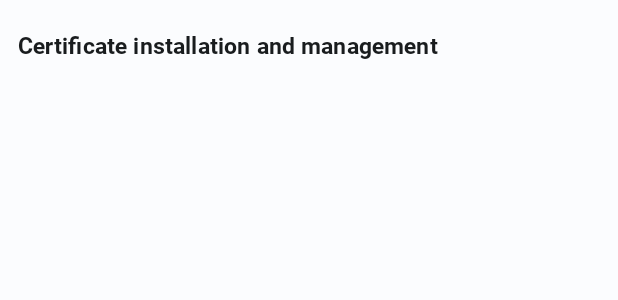
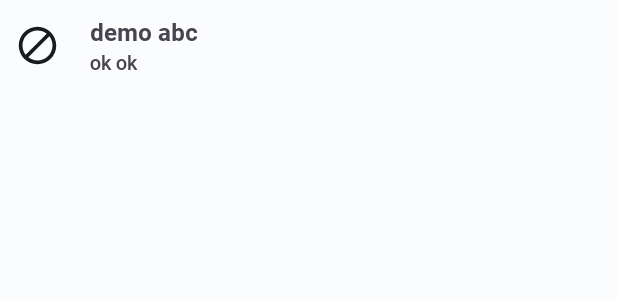
Before and after one commit to VuNgN/Delegation_app_android, an Android app: the layout item_delegated_scope.xml on its own in the app's theme, with its tools: preview values and no code run, on a phone screen of 412 x 824 dp. Shown: the top 300 px of the screen. Run offline under Robolectric (Android 15) with nearby library versions, the phone set to English and light mode, and no system bars.

Commit message:
Implement: item_delegated_scope.xml, icons and binding adapter

```diff
--- a/app/src/main/java/com/vti/android/delegatedscopemanagement/testapp/data/pojo/ScopeData.kt
+++ b/app/src/main/java/com/vti/android/delegatedscopemanagement/testapp/data/pojo/ScopeData.kt
@@ -2,4 +2,4 @@ package com.vti.android.delegatedscopemanagement.testapp.data.pojo
 
 import android.graphics.drawable.Drawable
 
-data class ScopeData(val title: String, val icon: Drawable, val delegationValue: ScopeType)
+data class ScopeData(val title: String, val icon: Drawable, val delegationValue: ScopeType, val state: Boolean)
--- a/app/src/main/res/drawable/ic_round_block_24.xml
+++ b/app/src/main/res/drawable/ic_round_block_24.xml
@@ -1,5 +1,10 @@
-<vector android:height="24dp" android:tint="#000000"
-    android:viewportHeight="24" android:viewportWidth="24"
-    android:width="24dp" xmlns:android="http://schemas.android.com/apk/res/android">
-    <path android:fillColor="@android:color/white" android:pathData="M12,2C6.48,2 2,6.48 2,12s4.48,10 10,10 10,-4.48 10,-10S17.52,2 12,2zM4,12c0,-4.42 3.58,-8 8,-8 1.85,0 3.55,0.63 4.9,1.69L5.69,16.9C4.63,15.55 4,13.85 4,12zM12,20c-1.85,0 -3.55,-0.63 -4.9,-1.69L18.31,7.1C19.37,8.45 20,10.15 20,12c0,4.42 -3.58,8 -8,8z"/>
+<vector xmlns:android="http://schemas.android.com/apk/res/android"
+    android:width="24dp"
+    android:height="24dp"
+    android:tint="?attr/colorOnSurface"
+    android:viewportWidth="24"
+    android:viewportHeight="24">
+    <path
+        android:fillColor="?attr/colorOnSurface"
+        android:pathData="M12,2C6.48,2 2,6.48 2,12s4.48,10 10,10 10,-4.48 10,-10S17.52,2 12,2zM4,12c0,-4.42 3.58,-8 8,-8 1.85,0 3.55,0.63 4.9,1.69L5.69,16.9C4.63,15.55 4,13.85 4,12zM12,20c-1.85,0 -3.55,-0.63 -4.9,-1.69L18.31,7.1C19.37,8.45 20,10.15 20,12c0,4.42 -3.58,8 -8,8z" />
 </vector>
--- a/app/src/main/res/drawable/round_workspace_premium_24.xml
+++ b/app/src/main/res/drawable/round_workspace_premium_24.xml
@@ -3,8 +3,8 @@
     android:height="24dp"
     android:viewportWidth="24"
     android:viewportHeight="24"
-    android:tint="?attr/colorControlNormal">
+    android:tint="?attr/colorOnSurface">
   <path
-      android:fillColor="@android:color/black"
+      android:fillColor="?attr/colorOnSurface"
       android:pathData="M10.92,12.75L12,11.93l1.07,0.81c0.39,0.29 0.92,-0.08 0.78,-0.55l-0.42,-1.36l1.2,-0.95C15,9.6 14.79,9 14.31,9h-1.4l-0.43,-1.34c-0.15,-0.46 -0.8,-0.46 -0.95,0L11.09,9H9.68C9.21,9 9,9.6 9.37,9.89l1.19,0.95l-0.42,1.36C10,12.67 10.53,13.04 10.92,12.75zM6,21.61c0,0.68 0.67,1.16 1.32,0.95L12,21l4.68,1.56C17.33,22.78 18,22.3 18,21.61v-6.33c1.24,-1.41 2,-3.25 2,-5.28c0,-4.42 -3.58,-8 -8,-8s-8,3.58 -8,8c0,2.03 0.76,3.87 2,5.28V21.61zM12,4c3.31,0 6,2.69 6,6s-2.69,6 -6,6s-6,-2.69 -6,-6S8.69,4 12,4z"/>
 </vector>
--- a/app/src/main/res/layout/item_delegated_scope.xml
+++ b/app/src/main/res/layout/item_delegated_scope.xml
@@ -1,26 +1,66 @@
-<?xml version="1.0" encoding="utf-8"?>
-<LinearLayout xmlns:android="http://schemas.android.com/apk/res/android"
+<?xml version="1.0" encoding="utf-8"?><!--<LinearLayout xmlns:android="http://schemas.android.com/apk/res/android"-->
+<layout xmlns:android="http://schemas.android.com/apk/res/android"
     xmlns:app="http://schemas.android.com/apk/res-auto"
-    xmlns:tools="http://schemas.android.com/tools"
-    android:layout_width="match_parent"
-    android:layout_height="wrap_content">
+    xmlns:tools="http://schemas.android.com/tools">
 
-    <Button
-        android:id="@+id/textButton"
-        style="@style/Widget.App.Button.TextButton.Icon"
+    <data>
+
+        <variable
+            name="isEnable"
+            type="Boolean" />
+
+        <variable
+            name="titleText"
+            type="String" />
+
+        <variable
+            name="icon"
+            type="android.graphics.drawable.Drawable" />
+    </data>
+
+    <androidx.constraintlayout.widget.ConstraintLayout
         android:layout_width="match_parent"
         android:layout_height="60dp"
-        android:background="@drawable/button_square"
-        android:fontFamily="@font/roboto_bold"
-        android:gravity="start|center"
-        android:textAppearance="?attr/textAppearanceLabelLarge"
-        android:textColor="?attr/colorOnSurface"
-        android:textSize="15sp"
-        app:iconPadding="12dp"
-        app:iconSize="24sp"
-        app:iconTint="?attr/colorOnSurface"
-        app:shapeAppearance="?attr/shapeAppearanceMediumComponent"
-        tools:icon="@drawable/round_workspace_premium_24"
-        tools:text="Certificate installation and management" />
+        android:background="@drawable/button_square">
 
-</LinearLayout>
+        <ImageView
+            android:id="@+id/leading"
+            android:layout_width="@dimen/menu_icon_height"
+            android:layout_height="@dimen/menu_icon_height"
+            android:layout_marginStart="10dp"
+            android:contentDescription="@null"
+            android:paddingEnd="20dp"
+            android:src="@{icon}"
+            app:layout_constraintBottom_toBottomOf="parent"
+            app:layout_constraintLeft_toLeftOf="parent"
+            app:layout_constraintTop_toTopOf="parent"
+            tools:ignore="RtlSymmetry"
+            tools:src="@drawable/ic_round_block_24" />
+
+        <com.google.android.material.textview.MaterialTextView
+            android:id="@+id/title"
+            android:layout_width="wrap_content"
+            android:layout_height="wrap_content"
+            android:fontFamily="@font/roboto_bold"
+            android:text="@{titleText}"
+            android:textSize="16sp"
+            app:layout_constraintBottom_toTopOf="@id/subtitle"
+            app:layout_constraintStart_toEndOf="@id/leading"
+            app:layout_constraintTop_toTopOf="parent"
+            app:layout_constraintVertical_chainStyle="packed"
+            tools:text="demo abc" />
+
+        <com.google.android.material.textview.MaterialTextView
+            android:id="@+id/subtitle"
+            android:layout_width="wrap_content"
+            android:layout_height="wrap_content"
+            android:fontFamily="@font/roboto_medium"
+            android:textSize="13sp"
+            app:layout_constraintBottom_toBottomOf="parent"
+            app:layout_constraintStart_toEndOf="@id/leading"
+            app:layout_constraintTop_toBottomOf="@id/title"
+            app:text="@{isEnable}"
+            tools:text="ok ok" />
+
+    </androidx.constraintlayout.widget.ConstraintLayout>
+</layout>
--- /dev/null
+++ b/app/src/main/res/values/dimens.xml
@@ -0,0 +1,4 @@
+<?xml version="1.0" encoding="utf-8"?>
+<resources>
+    <dimen name="menu_icon_height">50dp</dimen>
+</resources>
```
Also changed, not shown: app/src/main/java/com/vti/android/delegatedscopemanagement/testapp/common/binding/SubtitleBindingAdapter.kt (added, +37 -0 lines), app/src/main/java/com/vti/android/delegatedscopemanagement/testapp/ui/main/menu/MenuFragment.kt (+16 -8 lines), app/src/main/java/com/vti/android/delegatedscopemanagement/testapp/ui/main/menu/adapter/MenuAdapter.kt (+9 -8 lines), app/src/main/res/drawable/ic_round_arrow_back_24.xml (+10 -4 lines), app/src/main/res/drawable/ic_round_get_app_24.xml (+9 -4 lines), app/src/main/res/drawable/ic_round_inventory_24.xml (+12 -5 lines), app/src/main/res/drawable/ic_round_manage_accounts_24.xml (+16 -7 lines), app/src/main/res/drawable/ic_round_policy_24.xml (+12 -5 lines), app/src/main/res/drawable/ic_round_rss_feed_24.xml (+12 -5 lines), app/src/main/res/drawable/ic_round_system_security_update_good_24.xml (+9 -4 lines).
